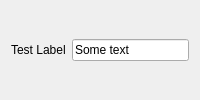
This is option_dialog.ui in retallickj/afm-sim as Qt 5 draws it before an edit. The edited form follows.
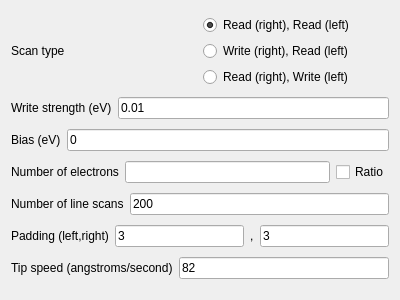
This is the edited form.

Commit message: Updated option dialog

Patch:
```diff
--- a/option_dialog.ui
+++ b/option_dialog.ui
@@ -1,7 +1,15 @@
 <?xml version="1.0" encoding="UTF-8"?>
 <ui version="4.0">
- <class>sim_params</class>
- <widget class="QWidget" name="sim_params">
+ <class>Form</class>
+ <widget class="QWidget" name="Form">
+  <property name="geometry">
+   <rect>
+    <x>0</x>
+    <y>0</y>
+    <width>400</width>
+    <height>300</height>
+   </rect>
+  </property>
   <property name="windowTitle">
    <string>Simulation Parameters</string>
   </property>
@@ -11,17 +19,169 @@
      <item>
       <widget class="QLabel" name="test_label">
        <property name="text">
-        <string>Test Label</string>
+        <string>Scan type</string>
        </property>
       </widget>
      </item>
      <item>
-      <widget class="QLineEdit" name="le_testtext">
-       <property name="enabled">
-        <bool>true</bool>
+      <layout class="QVBoxLayout" name="rb_scan_type_vl">
+       <item>
+        <widget class="QRadioButton" name="rb_scan_type_rr">
+         <property name="text">
+          <string>Read (right), Read (left)</string>
+         </property>
+         <property name="checked">
+          <bool>true</bool>
+         </property>
+         <attribute name="buttonGroup">
+          <string notr="true">rbg_scan_type</string>
+         </attribute>
+        </widget>
+       </item>
+       <item>
+        <widget class="QRadioButton" name="rb_scan_type_wr">
+         <property name="text">
+          <string>Write (right), Read (left)</string>
+         </property>
+         <attribute name="buttonGroup">
+          <string notr="true">rbg_scan_type</string>
+         </attribute>
+        </widget>
+       </item>
+       <item>
+        <widget class="QRadioButton" name="rb_scan_type_rw">
+         <property name="text">
+          <string>Read (right), Write (left)</string>
+         </property>
+         <attribute name="buttonGroup">
+          <string notr="true">rbg_scan_type</string>
+         </attribute>
+        </widget>
+       </item>
+      </layout>
+     </item>
+    </layout>
+   </item>
+   <item>
+    <layout class="QHBoxLayout" name="write_strength_hl">
+     <item>
+      <widget class="QLabel" name="label_write_strength">
+       <property name="text">
+        <string>Write strength (eV)</string>
        </property>
+      </widget>
+     </item>
+     <item>
+      <widget class="QLineEdit" name="le_write_strength">
        <property name="text">
-        <string>Some text</string>
+        <string>0.01</string>
+       </property>
+      </widget>
+     </item>
+    </layout>
+   </item>
+   <item>
+    <layout class="QHBoxLayout" name="bias_hl">
+     <item>
+      <widget class="QLabel" name="label_bias">
+       <property name="text">
+        <string>Bias (eV)</string>
+       </property>
+      </widget>
+     </item>
+     <item>
+      <widget class="QLineEdit" name="le_bias">
+       <property name="text">
+        <string>0</string>
+       </property>
+      </widget>
+     </item>
+    </layout>
+   </item>
+   <item>
+    <layout class="QHBoxLayout" name="num_electrons_hl">
+     <item>
+      <widget class="QLabel" name="label_num_electrons">
+       <property name="text">
+        <string>Number of electrons</string>
+       </property>
+      </widget>
+     </item>
+     <item>
+      <widget class="QLineEdit" name="le_num_electrons"/>
+     </item>
+     <item>
+      <widget class="QCheckBox" name="cb_num_electrons_ratio">
+       <property name="text">
+        <string>Ratio</string>
+       </property>
+      </widget>
+     </item>
+    </layout>
+   </item>
+   <item>
+    <layout class="QHBoxLayout" name="num_scans_hl">
+     <item>
+      <widget class="QLabel" name="label_num_scans">
+       <property name="text">
+        <string>Number of line scans</string>
+       </property>
+      </widget>
+     </item>
+     <item>
+      <widget class="QLineEdit" name="le_num_scans">
+       <property name="text">
+        <string>200</string>
+       </property>
+      </widget>
+     </item>
+    </layout>
+   </item>
+   <item>
+    <layout class="QHBoxLayout" name="padding_hl">
+     <item>
+      <widget class="QLabel" name="label_padding">
+       <property name="text">
+        <string>Padding (left,right)</string>
+       </property>
+      </widget>
+     </item>
+     <item>
+      <widget class="QLineEdit" name="le_lattice_padding_l">
+       <property name="text">
+        <string>3</string>
+       </property>
+      </widget>
+     </item>
+     <item>
+      <widget class="QLabel" name="label_padding_split">
+       <property name="text">
+        <string>,</string>
+       </property>
+      </widget>
+     </item>
+     <item>
+      <widget class="QLineEdit" name="le_lattice_padding_r">
+       <property name="text">
+        <string>3</string>
+       </property>
+      </widget>
+     </item>
+    </layout>
+   </item>
+   <item>
+    <layout class="QHBoxLayout" name="tip_speed_hl">
+     <item>
+      <widget class="QLabel" name="label_tip_speed">
+       <property name="text">
+        <string>Tip speed (angstroms/second)</string>
+       </property>
+      </widget>
+     </item>
+     <item>
+      <widget class="QLineEdit" name="le_tip_speed">
+       <property name="text">
+        <string>82</string>
        </property>
       </widget>
      </item>
```
Left out of the diff: 11 changed lines with no effect on the pictures.
